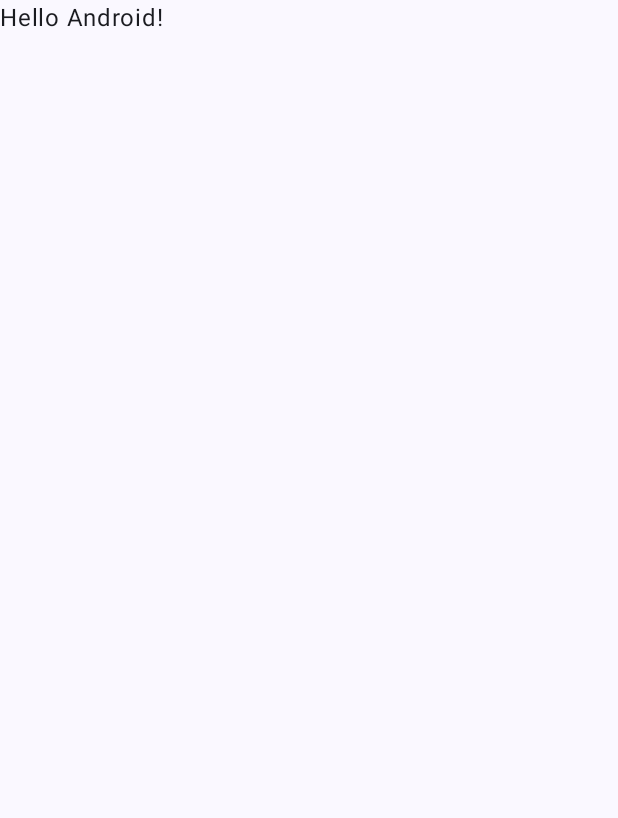
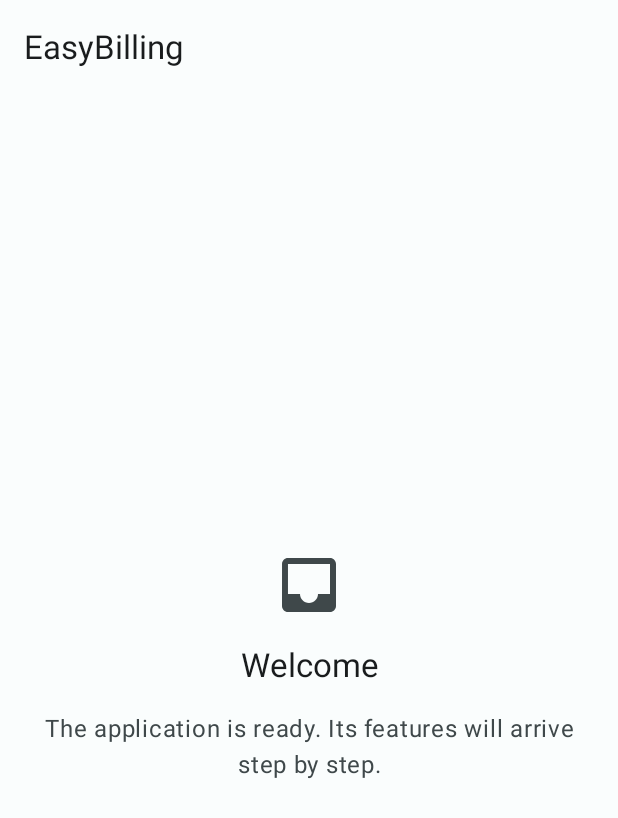
Before and after one commit to claytonmuhoza/easybilling-mobile, an Android app built with Jetpack Compose: the screen it shows after launch (MainActivity), on a phone screen of 412 x 824 dp. Before the commit the part shown is almost empty. Shown: the top 818 px of the screen. Run offline under Robolectric (Android 15) with nearby library versions, the phone set to English and light mode, and no system bars; our stand-ins replace Dagger/Hilt's generated code.

Commit message:
feat(app): add Hilt application shell with navigation and home screen

```diff
--- a/app/src/main/AndroidManifest.xml
+++ b/app/src/main/AndroidManifest.xml
@@ -3,6 +3,7 @@
     xmlns:tools="http://schemas.android.com/tools">
 
     <application
+        android:name=".EasyBillingApplication"
         android:allowBackup="true"
         android:dataExtractionRules="@xml/data_extraction_rules"
         android:fullBackupContent="@xml/backup_rules"
--- a/app/src/main/java/com/claytonmuhoza/easybilling/MainActivity.kt
+++ /dev/null
@@ -1,47 +0,0 @@
-package com.claytonmuhoza.easybilling
-
-import android.os.Bundle
-import androidx.activity.ComponentActivity
-import androidx.activity.compose.setContent
-import androidx.activity.enableEdgeToEdge
-import androidx.compose.foundation.layout.fillMaxSize
-import androidx.compose.foundation.layout.padding
-import androidx.compose.material3.Scaffold
-import androidx.compose.material3.Text
-import androidx.compose.runtime.Composable
-import androidx.compose.ui.Modifier
-import androidx.compose.ui.tooling.preview.Preview
-import com.claytonmuhoza.easybilling.ui.theme.EasyBillingTheme
-
-class MainActivity : ComponentActivity() {
-    override fun onCreate(savedInstanceState: Bundle?) {
-        super.onCreate(savedInstanceState)
-        enableEdgeToEdge()
-        setContent {
-            EasyBillingTheme {
-                Scaffold(modifier = Modifier.fillMaxSize()) { innerPadding ->
-                    Greeting(
-                        name = "Android",
-                        modifier = Modifier.padding(innerPadding)
-                    )
-                }
-            }
-        }
-    }
-}
-
-@Composable
-fun Greeting(name: String, modifier: Modifier = Modifier) {
-    Text(
-        text = "Hello $name!",
-        modifier = modifier
-    )
-}
-
-@Preview(showBackground = true)
-@Composable
-fun GreetingPreview() {
-    EasyBillingTheme {
-        Greeting("Android")
-    }
-}
--- a/app/src/main/java/com/claytonmuhoza/easybilling/ui/theme/Color.kt
+++ /dev/null
@@ -1,11 +0,0 @@
-package com.claytonmuhoza.easybilling.ui.theme
-
-import androidx.compose.ui.graphics.Color
-
-val Purple80 = Color(0xFFD0BCFF)
-val PurpleGrey80 = Color(0xFFCCC2DC)
-val Pink80 = Color(0xFFEFB8C8)
-
-val Purple40 = Color(0xFF6650a4)
-val PurpleGrey40 = Color(0xFF625b71)
-val Pink40 = Color(0xFF7D5260)
--- a/app/src/main/java/com/claytonmuhoza/easybilling/ui/theme/Theme.kt
+++ /dev/null
@@ -1,58 +0,0 @@
-package com.claytonmuhoza.easybilling.ui.theme
-
-import android.app.Activity
-import android.os.Build
-import androidx.compose.foundation.isSystemInDarkTheme
-import androidx.compose.material3.MaterialTheme
-import androidx.compose.material3.darkColorScheme
-import androidx.compose.material3.dynamicDarkColorScheme
-import androidx.compose.material3.dynamicLightColorScheme
-import androidx.compose.material3.lightColorScheme
-import androidx.compose.runtime.Composable
-import androidx.compose.ui.platform.LocalContext
-
-private val DarkColorScheme = darkColorScheme(
-    primary = Purple80,
-    secondary = PurpleGrey80,
-    tertiary = Pink80
-)
-
-private val LightColorScheme = lightColorScheme(
-    primary = Purple40,
-    secondary = PurpleGrey40,
-    tertiary = Pink40
-
-    /* Other default colors to override
-    background = Color(0xFFFFFBFE),
-    surface = Color(0xFFFFFBFE),
-    onPrimary = Color.White,
-    onSecondary = Color.White,
-    onTertiary = Color.White,
-    onBackground = Color(0xFF1C1B1F),
-    onSurface = Color(0xFF1C1B1F),
-    */
-)
-
-@Composable
-fun EasyBillingTheme(
-    darkTheme: Boolean = isSystemInDarkTheme(),
-    // Dynamic color is available on Android 12+
-    dynamicColor: Boolean = true,
-    content: @Composable () -> Unit
-) {
-    val colorScheme = when {
-        dynamicColor && Build.VERSION.SDK_INT >= Build.VERSION_CODES.S -> {
-            val context = LocalContext.current
-            if (darkTheme) dynamicDarkColorScheme(context) else dynamicLightColorScheme(context)
-        }
-
-        darkTheme -> DarkColorScheme
-        else -> LightColorScheme
-    }
-
-    MaterialTheme(
-        colorScheme = colorScheme,
-        typography = Typography,
-        content = content
-    )
-}
--- a/app/src/main/java/com/claytonmuhoza/easybilling/ui/theme/Type.kt
+++ /dev/null
@@ -1,34 +0,0 @@
-package com.claytonmuhoza.easybilling.ui.theme
-
-import androidx.compose.material3.Typography
-import androidx.compose.ui.text.TextStyle
-import androidx.compose.ui.text.font.FontFamily
-import androidx.compose.ui.text.font.FontWeight
-import androidx.compose.ui.unit.sp
-
-// Set of Material typography styles to start with
-val Typography = Typography(
-    bodyLarge = TextStyle(
-        fontFamily = FontFamily.Default,
-        fontWeight = FontWeight.Normal,
-        fontSize = 16.sp,
-        lineHeight = 24.sp,
-        letterSpacing = 0.5.sp
-    )
-    /* Other default text styles to override
-    titleLarge = TextStyle(
-        fontFamily = FontFamily.Default,
-        fontWeight = FontWeight.Normal,
-        fontSize = 22.sp,
-        lineHeight = 28.sp,
-        letterSpacing = 0.sp
-    ),
-    labelSmall = TextStyle(
-        fontFamily = FontFamily.Default,
-        fontWeight = FontWeight.Medium,
-        fontSize = 11.sp,
-        lineHeight = 16.sp,
-        letterSpacing = 0.5.sp
-    )
-    */
-)
--- /dev/null
+++ b/app/src/main/kotlin/com/claytonmuhoza/easybilling/EasyBillingApplication.kt
@@ -0,0 +1,8 @@
+package com.claytonmuhoza.easybilling
+
+import android.app.Application
+import dagger.hilt.android.HiltAndroidApp
+
+/** Application entry point; hosts the Hilt dependency graph. */
+@HiltAndroidApp
+class EasyBillingApplication : Application()
--- /dev/null
+++ b/app/src/main/kotlin/com/claytonmuhoza/easybilling/MainActivity.kt
@@ -0,0 +1,24 @@
+package com.claytonmuhoza.easybilling
+
+import android.os.Bundle
+import androidx.activity.ComponentActivity
+import androidx.activity.compose.setContent
+import androidx.activity.enableEdgeToEdge
+import com.claytonmuhoza.easybilling.core.designsystem.theme.EasyBillingTheme
+import com.claytonmuhoza.easybilling.navigation.EasyBillingNavHost
+import dagger.hilt.android.AndroidEntryPoint
+
+/** Single activity of the application: every screen is a destination of its navigation graph. */
+@AndroidEntryPoint
+class MainActivity : ComponentActivity() {
+
+    override fun onCreate(savedInstanceState: Bundle?) {
+        super.onCreate(savedInstanceState)
+        enableEdgeToEdge()
+        setContent {
+            EasyBillingTheme {
+                EasyBillingNavHost()
+            }
+        }
+    }
+}
--- /dev/null
+++ b/app/src/main/kotlin/com/claytonmuhoza/easybilling/home/HomeScreen.kt
@@ -0,0 +1,32 @@
+package com.claytonmuhoza.easybilling.home
+
+import androidx.compose.foundation.layout.padding
+import androidx.compose.material3.ExperimentalMaterial3Api
+import androidx.compose.material3.Scaffold
+import androidx.compose.material3.Text
+import androidx.compose.material3.TopAppBar
+import androidx.compose.runtime.Composable
+import androidx.compose.ui.Modifier
+import androidx.compose.ui.res.stringResource
+import com.claytonmuhoza.easybilling.R
+import com.claytonmuhoza.easybilling.core.designsystem.component.EmptyState
+
+/**
+ * Provisional home screen: an empty shell until the first features are delivered.
+ *
+ * @param modifier modifier applied to the screen.
+ */
+@OptIn(ExperimentalMaterial3Api::class)
+@Composable
+fun HomeScreen(modifier: Modifier = Modifier) {
+    Scaffold(
+        modifier = modifier,
+        topBar = { TopAppBar(title = { Text(stringResource(R.string.app_name)) }) },
+    ) { innerPadding ->
+        EmptyState(
+            title = stringResource(R.string.home_empty_title),
+            modifier = Modifier.padding(innerPadding),
+            message = stringResource(R.string.home_empty_message),
+        )
+    }
+}
--- /dev/null
+++ b/app/src/main/kotlin/com/claytonmuhoza/easybilling/navigation/EasyBillingNavHost.kt
@@ -0,0 +1,25 @@
+package com.claytonmuhoza.easybilling.navigation
+
+import androidx.compose.runtime.Composable
+import androidx.compose.ui.Modifier
+import androidx.navigation.NavHostController
+import androidx.navigation.compose.NavHost
+import androidx.navigation.compose.composable
+import androidx.navigation.compose.rememberNavController
+import com.claytonmuhoza.easybilling.home.HomeScreen
+
+/**
+ * Navigation graph of the application.
+ *
+ * @param modifier modifier applied to the navigation host.
+ * @param navController controller driving the navigation; replaceable in tests.
+ */
+@Composable
+fun EasyBillingNavHost(
+    modifier: Modifier = Modifier,
+    navController: NavHostController = rememberNavController(),
+) {
+    NavHost(navController = navController, startDestination = HomeRoute, modifier = modifier) {
+        composable<HomeRoute> { HomeScreen() }
+    }
+}
--- /dev/null
+++ b/app/src/main/kotlin/com/claytonmuhoza/easybilling/navigation/HomeRoute.kt
@@ -0,0 +1,7 @@
+package com.claytonmuhoza.easybilling.navigation
+
+import kotlinx.serialization.Serializable
+
+/** Route of the home screen, the start destination. */
+@Serializable
+data object HomeRoute
--- a/app/src/main/res/values/strings.xml
+++ b/app/src/main/res/values/strings.xml
@@ -1,3 +1,5 @@
 <resources>
-    <string name="app_name">EasyBilling</string>
+    <string name="app_name" translatable="false">EasyBilling</string>
+    <string name="home_empty_title">Welcome</string>
+    <string name="home_empty_message">The application is ready. Its features will arrive step by step.</string>
 </resources>
```
Also changed, not shown: app/src/main/res/values/colors.xml (deleted, +0 -10 lines), 4 other files.
